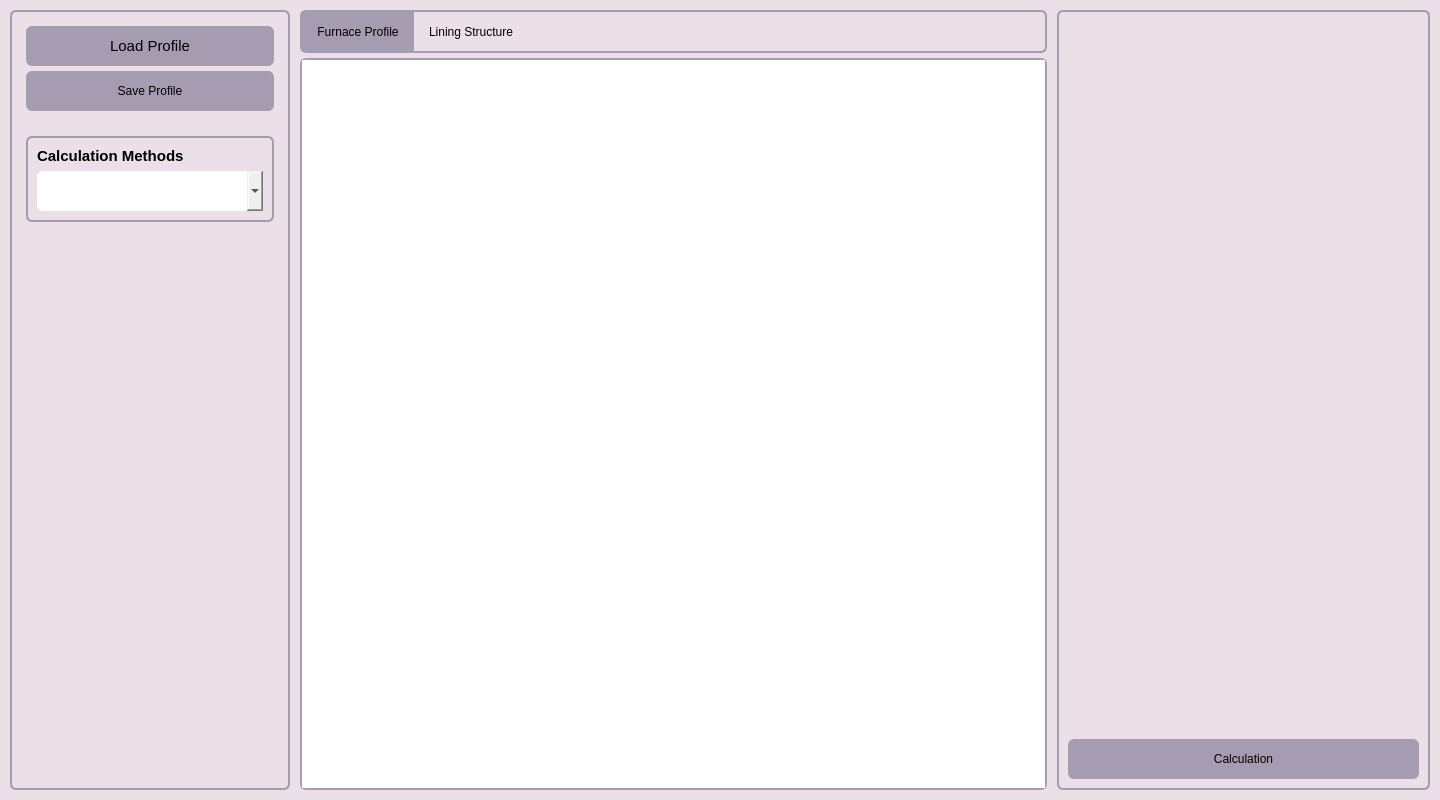
First picture: the form in src/view/main_window.ui, repository Percyvalle/Furnix, before the edit.
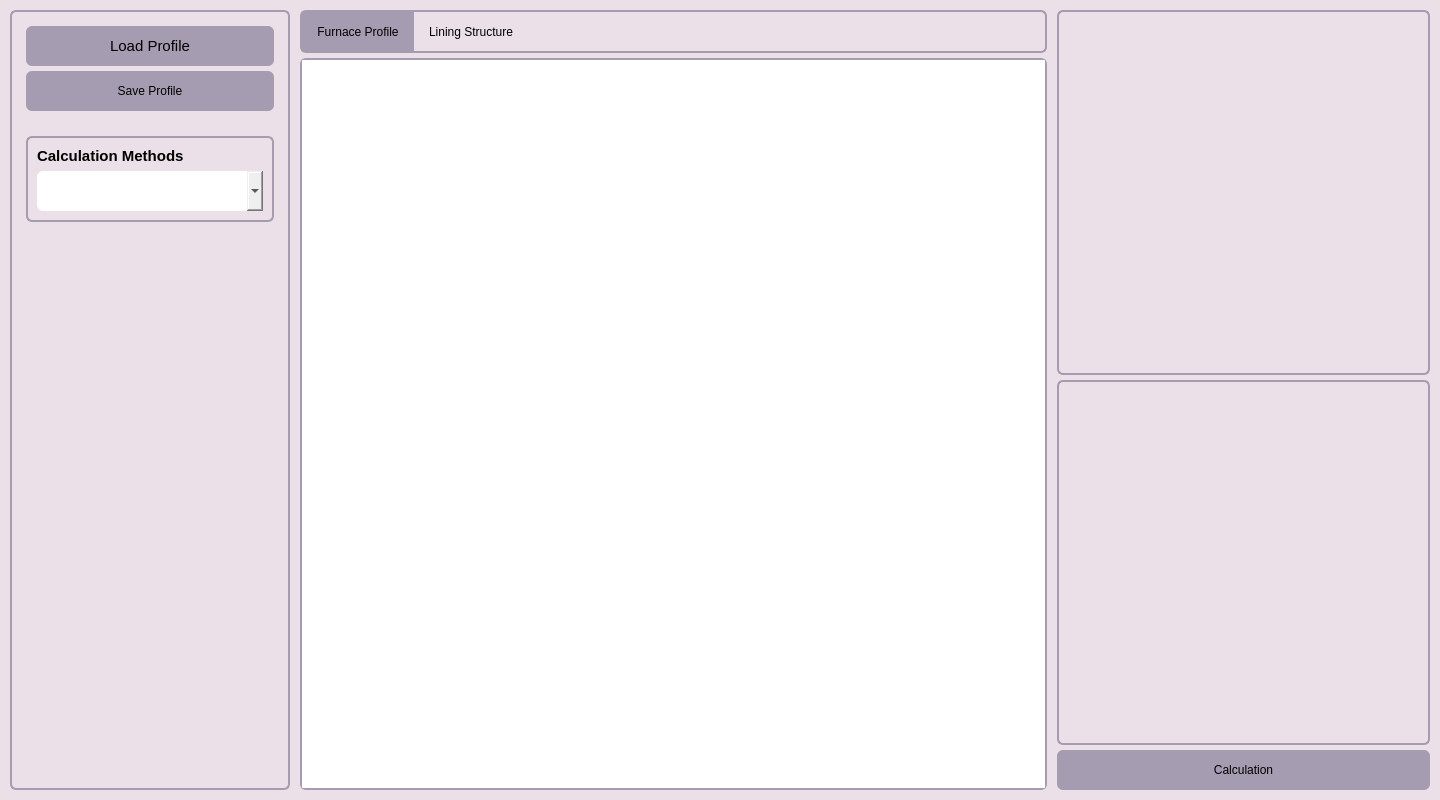
Second picture: the form after the edit. Custom widgets are drawn as their Qt base class.

Commit message: add a window to display parameters

Patch:
```diff
--- a/src/view/main_window.ui
+++ b/src/view/main_window.ui
@@ -438,6 +438,11 @@
     </item>
     <item>
      <widget class="QFrame" name="data_frame">
+      <property name="styleSheet">
+       <string notr="true">QFrame#data_frame {
+	border: 0;
+}</string>
+      </property>
       <property name="frameShape">
        <enum>QFrame::Shape::StyledPanel</enum>
       </property>
@@ -463,10 +468,27 @@
        <item>
         <widget class="QStackedWidget" name="data_stack">
          <property name="styleSheet">
-          <string notr="true">border: 0;</string>
+          <string notr="true">QStackedWidget#data_stack {
+	border: 0;
+}</string>
          </property>
          <widget class="QWidget" name="page_3">
           <layout class="QVBoxLayout" name="verticalLayout_7">
+           <property name="spacing">
+            <number>5</number>
+           </property>
+           <property name="leftMargin">
+            <number>0</number>
+           </property>
+           <property name="topMargin">
+            <number>0</number>
+           </property>
+           <property name="rightMargin">
+            <number>0</number>
+           </property>
+           <property name="bottomMargin">
+            <number>0</number>
+           </property>
            <item>
             <widget class="QStackedWidget" name="furnace_profile_input_parameters">
              <widget class="QWidget" name="page_7">
@@ -491,6 +513,12 @@
              <widget class="QWidget" name="page_8"/>
             </widget>
            </item>
+           <item>
+            <widget class="QStackedWidget" name="stackedWidget">
+             <widget class="QWidget" name="page_9"/>
+             <widget class="QWidget" name="page_10"/>
+            </widget>
+           </item>
            <item>
             <widget class="QPushButton" name="calcualtion_furnace_profile">
              <property name="sizePolicy">
```
The commit also changes 1 other file.
